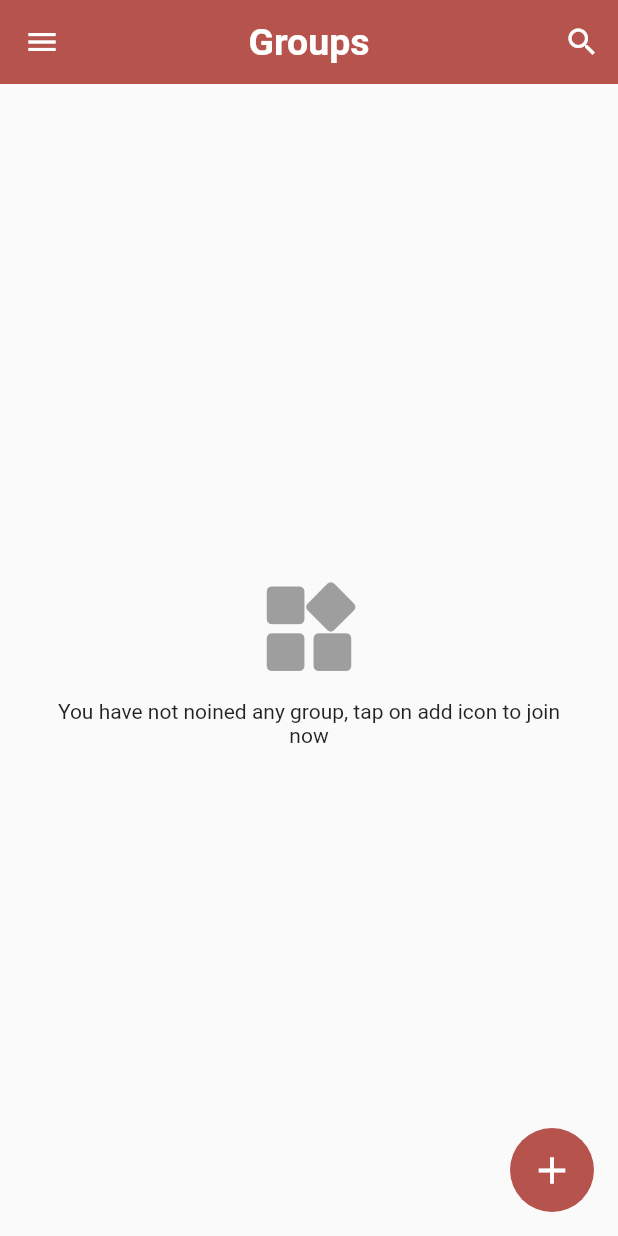
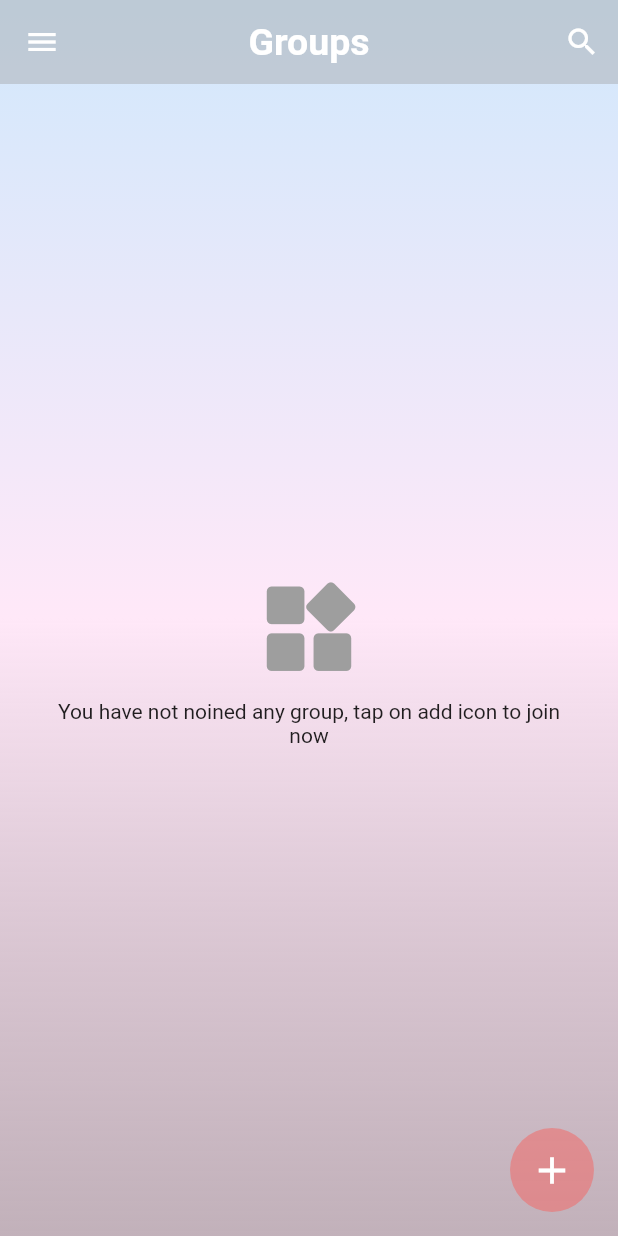
Before and after one commit to HBishnoi1947/My-Team-App, a Flutter app: the HomePage screen opened directly, on a phone screen of 412 x 824 dp. Run offline on Flutter 3.47's test engine with Material 2 defaults, Android fonts, the light colour scheme and no system bars; our stand-ins replace cloud_firestore, firebase_auth, firebase_core, shared_preferences; accounts and stored records are empty.

Commit message:
Color and tile Animation in HomePage

```diff
--- a/lib/pages/home_page.dart
+++ b/lib/pages/home_page.dart
@@ -52,9 +52,12 @@ class _HomePageState extends State<HomePage> {
   @override
   Widget build(BuildContext context) {
     // print("harsh : $username");
-    return Scaffold(
+    return Container(
+      decoration: myBoxDecoration,
+      child: Scaffold(
+        backgroundColor: Colors.transparent,
         appBar: AppBar(
-        backgroundColor: myColor,
+          backgroundColor: myAppbarColor,
           actions: [
             IconButton(
               onPressed: (){
@@ -72,7 +75,7 @@ class _HomePageState extends State<HomePage> {
 
         ),
         drawer: Drawer(
-        backgroundColor: myColor,
+          backgroundColor: Colors.red,
           child: ListView(
             padding: const EdgeInsets.symmetric(vertical: 50),
             children: [
@@ -159,6 +162,7 @@ class _HomePageState extends State<HomePage> {
             size: 30,
           ),
         ),
+      ),
     );
   }
 
@@ -177,7 +181,7 @@ class _HomePageState extends State<HomePage> {
               mainAxisSize: MainAxisSize.min,
               children: [
                 (_isLoading)?
-            const Center(child: CircularProgressIndicator(color: myColor))
+             Center(child: CircularProgressIndicator(color: myColor))
             :
                 TextField(
                   onChanged: (val){
@@ -185,11 +189,11 @@ class _HomePageState extends State<HomePage> {
                   },
                   decoration: InputDecoration(
                     enabledBorder: OutlineInputBorder(
-                      borderSide: const BorderSide(color: myColor,),
+                      borderSide:  BorderSide(color: myColor,),
                       borderRadius: BorderRadius.circular(20)
                     ),
                     focusedBorder: OutlineInputBorder(
-                      borderSide: const BorderSide(color: myColor,),
+                      borderSide:  BorderSide(color: myColor,),
                       borderRadius: BorderRadius.circular(20)
                     )
                   ),
--- a/lib/pages/search_page.dart
+++ b/lib/pages/search_page.dart
@@ -94,7 +94,7 @@ class _SearchPageState extends State<SearchPage> {
           ),
           isLoading
               ? Expanded(
-                  child: const Center(
+                  child: Center(
                   child: CircularProgressIndicator(
                     color: myColor,
                   ),
--- a/lib/widgets/widgets.dart
+++ b/lib/widgets/widgets.dart
@@ -40,8 +40,21 @@ void mySnackbar(context, color, message){
   ));
 }
 
-const myColor = Color.fromARGB(255, 181, 83, 76);
+final myColor = Color.fromARGB(135, 243, 103, 101);
+final myGradient1 = Color.fromARGB(255, 209, 232, 252);
+final myGradient2 = Color.fromARGB(255, 255, 232, 248);
+final  myGradient3 = Color.fromARGB(193, 174, 152, 164);
+final myAppbarColor = Colors.grey.withOpacity(.4);
 
+final myBoxDecoration = BoxDecoration(
+        gradient: LinearGradient(
+          begin: Alignment.topCenter,
+          end: Alignment.bottomCenter,
+          colors: [
+            myGradient1, myGradient2,myGradient3
+          ]
+          )
+      );
 
 void del(){
   Map student = {'name':'Tom','age': 23};
```
Also changed, not shown: lib/pages/group_page.dart (+8 -4 lines), lib/widgets/group_tile.dart (+31 -5 lines). Lines whose indentation alone changed are shown as unchanged.
